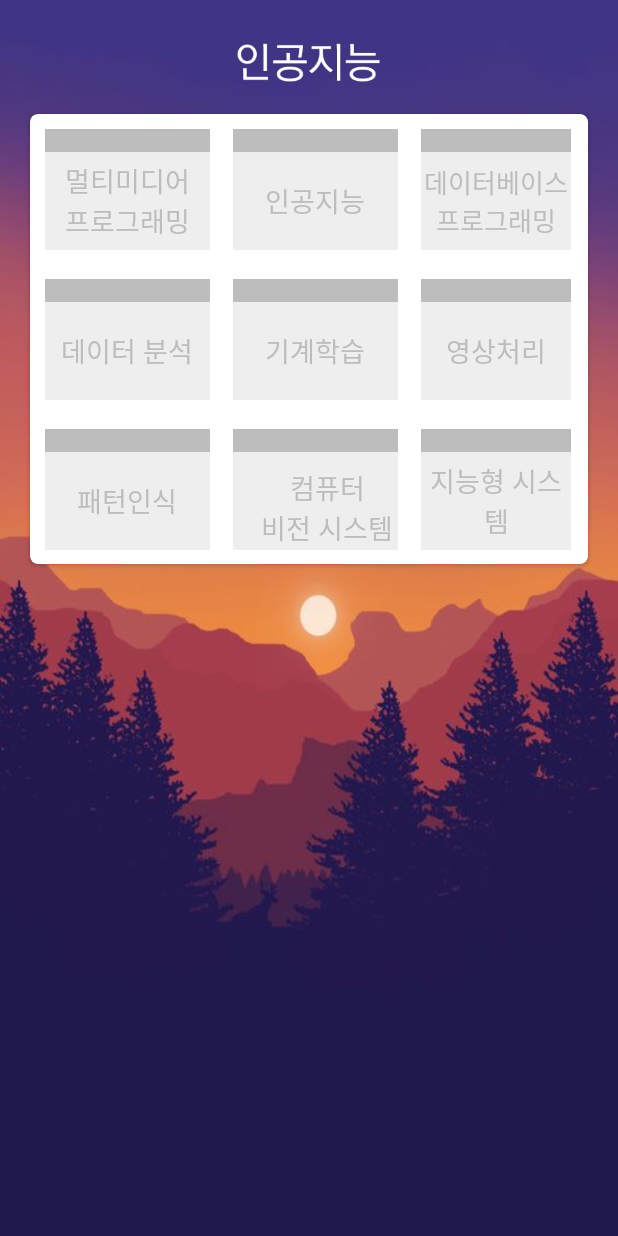
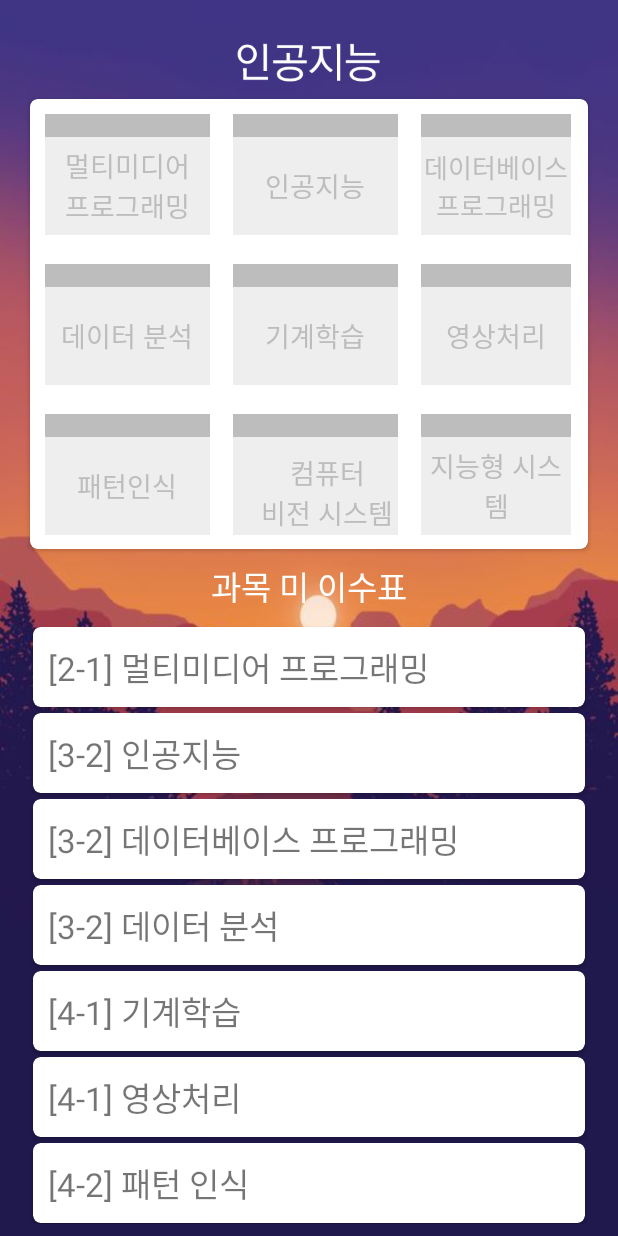
Before and after one commit to ParkMinHyun/SejongHackerton, an Android app: the ArtificialIntelligenceActivity screen opened directly, with no data from a screen before it, on a phone screen of 412 x 824 dp. Run offline under Robolectric (Android 15) with nearby library versions, the phone set to English and light mode, and no system bars.

Commit message:
AI Track 완성

```diff
--- a/TrackEngine/app/src/main/java/com/example/parkminhyun/trackengine/ArtificialIntelligenceActivity.java
+++ b/TrackEngine/app/src/main/java/com/example/parkminhyun/trackengine/ArtificialIntelligenceActivity.java
@@ -5,6 +5,7 @@ import android.os.Build;
 import android.os.Bundle;
 import android.support.v7.app.ActionBar;
 import android.support.v7.app.AppCompatActivity;
+import android.support.v7.widget.LinearLayoutManager;
 import android.support.v7.widget.RecyclerView;
 import android.view.Window;
 import android.view.WindowManager;
@@ -49,6 +50,11 @@ public class ArtificialIntelligenceActivity extends AppCompatActivity {
         titleBarImage = (ImageView)findViewById(R.id.imageView2);
         titleBarImage.setImageResource(R.drawable.artificial_intelligence);
 
+        rvSubject = (RecyclerView) findViewById(R.id.rv_subject);
+        LinearLayoutManager llm = new LinearLayoutManager(this);
+        rvSubject.setLayoutManager(llm);
+        rvSubject.setHasFixedSize(true);
+
         multiMediaProgrammingImageView = (ImageView)findViewById(R.id.multiMediaProgrammingImageView);
         ArtificialIntelligenceImageView = (ImageView)findViewById(R.id.ArtificialIntelligenceImageView);
         dataBaseProgrammingImageView = (ImageView)findViewById(R.id.dataBaseProgrammingImageView);
@@ -73,37 +79,57 @@ public class ArtificialIntelligenceActivity extends AppCompatActivity {
         userStudyData = new UserStudyData(this);
         List<String> userStudy = userStudyData.loadStudyDataList();
 
+        subjects.add(new Subject("[2-1]", "멀티미디어 프로그래밍"));
+        subjects.add(new Subject("[3-2]", "인공지능"));
+        subjects.add(new Subject("[3-2]", "데이터베이스 프로그래밍"));
+        subjects.add(new Subject("[3-2]", "데이터 분석"));
+        subjects.add(new Subject("[4-1]", "기계학습"));
+        subjects.add(new Subject("[4-1]", "영상처리"));
+        subjects.add(new Subject("[4-2]", "패턴 인식"));
+        subjects.add(new Subject("[4-2]", "컴퓨터비전 시스템"));
+        subjects.add(new Subject("[4-2]", "지능형 시스템"));
         for(int i=0; i< userStudy.size(); i++){
             switch (userStudy.get(i).toString()){
                 case "멀티미디어 프로그래밍" :
                     multiMediaProgrammingImageView.setBackgroundColor(Color.rgb(52, 152, 219));
-                    multiMediaProgrammingTextView.setTextColor(Color.BLACK);break;
+                    multiMediaProgrammingTextView.setTextColor(Color.BLACK);
+                    subjects.remove(0); break;
                 case "인공지능" :
                     ArtificialIntelligenceImageView.setBackgroundColor(Color.rgb(52, 152, 219));
-                    ArtificialIntelligenceTextView.setTextColor(Color.BLACK);break;
+                    ArtificialIntelligenceTextView.setTextColor(Color.BLACK);
+                    subjects.remove(1); break;
                 case "데이터베이스 프로그래밍" :
                     dataBaseProgrammingImageView.setBackgroundColor(Color.rgb(52, 152, 219));
-                    dataBaseProgrammingTextView.setTextColor(Color.BLACK); break;
+                    dataBaseProgrammingTextView.setTextColor(Color.BLACK);
+                    subjects.remove(2); break;
                 case "데이터 분석" :
                     dataAnalysisImageView.setBackgroundColor(Color.rgb(52, 152, 219));
-                    dataAnalysisTextView.setTextColor(Color.BLACK); break;
+                    dataAnalysisTextView.setTextColor(Color.BLACK);
+                    subjects.remove(3); break;
                 case "기계학습" :
                     machineLearningImageView.setBackgroundColor(Color.rgb(52, 152, 219));
-                    machineLearningTextView.setTextColor(Color.BLACK);break;
+                    machineLearningTextView.setTextColor(Color.BLACK);
+                    subjects.remove(4); break;
                 case "영상처리" :
                     imageProcessingImageView.setBackgroundColor(Color.rgb(52, 152, 219));
-                    imageProcessingTextView.setTextColor(Color.BLACK); break;
+                    imageProcessingTextView.setTextColor(Color.BLACK);
+                    subjects.remove(5); break;
                 case "패턴 인식" :
                     patternRecognitionImageView.setBackgroundColor(Color.rgb(52, 152, 219));
-                    patternRecognitionTextView.setTextColor(Color.BLACK); break;
+                    patternRecognitionTextView.setTextColor(Color.BLACK);
+                    subjects.remove(6); break;
                 case "컴퓨터 비전 시스템" :
                     computerVisionSystemImageView.setBackgroundColor(Color.rgb(52, 152, 219));
-                    computerVisionSystemTextView.setTextColor(Color.BLACK); break;
+                    computerVisionSystemTextView.setTextColor(Color.BLACK);
+                    subjects.remove(7); break;
                 case "지능형 시스템" :
                     intelligentSystemImageView.setBackgroundColor(Color.rgb(52, 152, 219));
-                    intelligentSystemTextView.setTextColor(Color.BLACK); break;
+                    intelligentSystemTextView.setTextColor(Color.BLACK);
+                    subjects.remove(8); break;
             }
         }
+        adapter = new RVAdapterVirtualReality(this, subjects);
+        rvSubject.setAdapter(adapter);
     }
 
     public void makeTransParentStatusBar(){
--- a/TrackEngine/app/src/main/res/layout/activity_artificial_intelligence.xml
+++ b/TrackEngine/app/src/main/res/layout/activity_artificial_intelligence.xml
@@ -9,14 +9,13 @@
     tools:context="com.example.parkminhyun.trackengine.ArtificialIntelligenceActivity">
 
     <android.support.v7.widget.CardView
+        android:id="@+id/cv_ai_track"
         android:layout_width="match_parent"
         android:layout_height="300dp"
-        app:cardCornerRadius="5dp"
+        android:layout_marginTop="10dp"
         android:layout_marginLeft="20dp"
         android:layout_marginRight="20dp"
-        android:layout_marginTop="20dp"
-        android:layout_alignParentTop="true"
-        android:layout_centerHorizontal="true">
+        app:cardCornerRadius="5dp">
 
         <RelativeLayout
             android:layout_width="match_parent"
@@ -338,4 +337,33 @@
             </LinearLayout>
         </RelativeLayout>
     </android.support.v7.widget.CardView>
+
+    <RelativeLayout
+        android:layout_width="match_parent"
+        android:layout_height="450dp"
+        android:layout_below="@+id/cv_ai_track">
+        <LinearLayout
+            android:id="@+id/aiSubjectLinearLayout"
+            android:layout_width="match_parent"
+            android:layout_height="50dp">
+
+            <TextView
+                android:layout_width="match_parent"
+                android:layout_height="match_parent"
+                android:textSize="22dp"
+                android:gravity="center"
+                android:textColor="#FFFFFF"
+                android:text="과목 미 이수표"/>
+
+        </LinearLayout>
+        <android.support.v7.widget.RecyclerView
+            android:layout_width="match_parent"
+            android:layout_height="match_parent"
+            android:id="@+id/rv_subject"
+            android:layout_marginLeft="20dp"
+            android:layout_marginRight="20dp"
+            android:layout_below="@id/aiSubjectLinearLayout">
+
+        </android.support.v7.widget.RecyclerView>
+    </RelativeLayout>
 </RelativeLayout>
```
